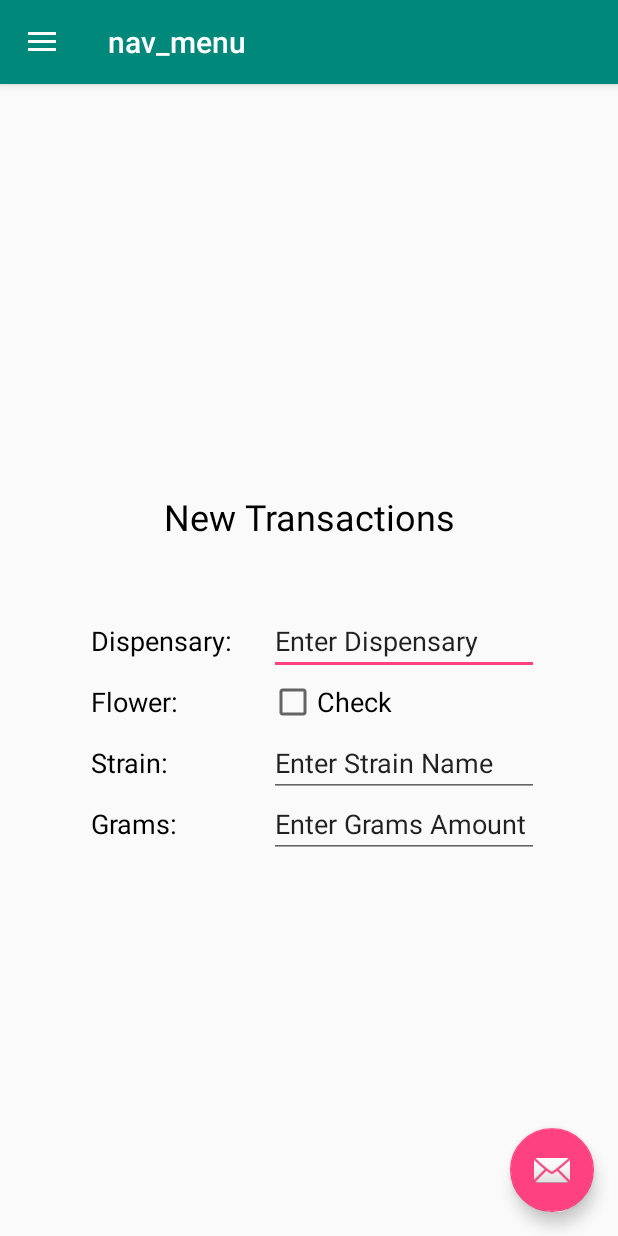
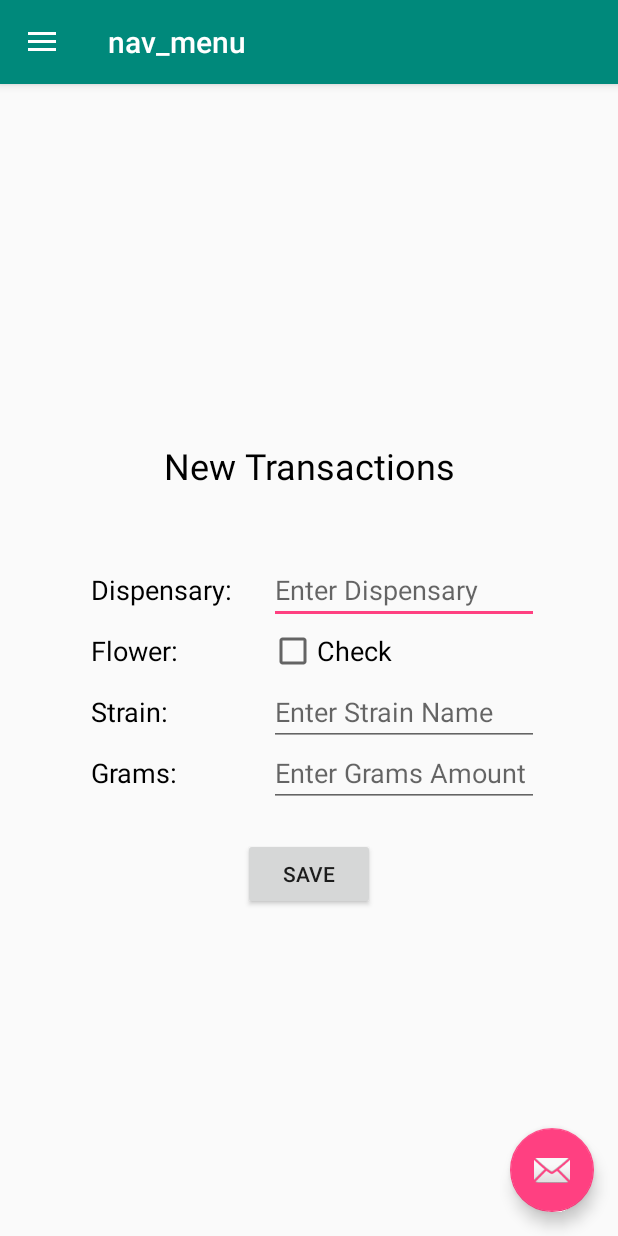
Before and after one commit to felicia-uri/NMMedicalCannabis, an Android app: the PatientCardInfoPage screen opened directly, with no data from a screen before it, in the side drawer, after a tap on "New Transactions", on a phone screen of 412 x 824 dp. Run offline under Robolectric (Android 15) with nearby library versions, the phone set to English and light mode, and no system bars.

Commit message:
Update App
Added save button on "New Transaction" page.

```diff
--- a/app/src/main/java/edu/cnm/deepdive/nmmedicalcannabis/fragments/PatientCardInfoPage.java
+++ b/app/src/main/java/edu/cnm/deepdive/nmmedicalcannabis/fragments/PatientCardInfoPage.java
@@ -42,7 +42,7 @@ public class PatientCardInfoPage extends Fragment implements OnClickListener{
     // Inflate the layout for this fragment
     View inflate = inflater.inflate(R.layout.fragment_patient_card_info_page, container, false);
 
-    inflate.findViewById(R.id.button_save).setOnClickListener(this);
+    inflate.findViewById(R.id.button_save_patient_id_page).setOnClickListener(this);
     cardNumber = inflate.findViewById(R.id.editCardNumber);
     issueDate = inflate.findViewById(R.id.editIssueDate);
     expDate = inflate.findViewById(R.id.editExpDate);
--- a/app/src/main/res/layout/fragment_new_transactions_page.xml
+++ b/app/src/main/res/layout/fragment_new_transactions_page.xml
@@ -95,15 +95,17 @@
     android:layout_width="180dp"
     android:layout_height="wrap_content"
     android:layout_marginRight="16dp"
+    android:completionHint="@string/autocomplete_dispensary"
+    android:contentDescription="@string/autocomplete_dispensary"
     android:ems="10"
-    android:completionHint="@string/autocomplete_dispensary"
+    android:hint="@string/autocomplete_dispensary"
     android:popupBackground="@color/colorPrimary"
-    android:text="@string/autocomplete_dispensary"
     android:textSize="18sp"
     app:layout_constraintBaseline_toBaselineOf="@+id/textDispensary"
     app:layout_constraintRight_toRightOf="parent"
     tools:layout_editor_absoluteX="162dp"
-    tools:layout_editor_absoluteY="81dp"/>
+    tools:layout_editor_absoluteY="81dp"
+    tools:text="@string/autocomplete_dispensary"/>
 
   <!--Flower checkbox-->
   <CheckBox
@@ -123,11 +125,13 @@
     android:layout_width="180dp"
     android:layout_height="wrap_content"
     android:layout_marginRight="16dp"
+    android:completionHint="@string/autocomplete_Strain"
+    android:contentDescription="@string/autocomplete_Strain"
     android:ems="10"
-    android:completionHint="@string/autocomplete_Strain"
-    android:text="@string/autocomplete_Strain"
+    android:hint="@string/autocomplete_Strain"
     app:layout_constraintBaseline_toBaselineOf="@+id/textStrain"
-    app:layout_constraintRight_toRightOf="parent"/>
+    app:layout_constraintRight_toRightOf="parent"
+    tools:text="@string/autocomplete_Strain"/>
 
   <!--Number edit text-->
   <EditText
@@ -135,11 +139,13 @@
     android:layout_width="180dp"
     android:layout_height="wrap_content"
     android:layout_marginRight="16dp"
+    android:contentDescription="@string/editGramsNumber"
     android:ems="10"
+    android:hint="@string/editGramsNumber"
     android:inputType="numberDecimal"
-    android:text="@string/editGramsNumber"
     app:layout_constraintBaseline_toBaselineOf="@+id/textGrams"
-    app:layout_constraintRight_toRightOf="parent"/>
+    app:layout_constraintRight_toRightOf="parent"
+    tools:text="@string/editGramsNumber"/>
 
   <!--Top guideline-->
   <android.support.constraint.Guideline
@@ -157,5 +163,28 @@
     app:layout_constraintGuide_begin="303dp"
     android:orientation="horizontal"/>
 
+  <!--Save button-->
+  <Button
+    android:id="@+id/button"
+    android:layout_width="wrap_content"
+    android:layout_height="wrap_content"
+    android:layout_marginBottom="16dp"
+    android:text="@string/button_save_new_transaction"
+    app:layout_constraintBottom_toTopOf="@+id/guideline6"
+    app:layout_constraintHorizontal_bias="0.501"
+    app:layout_constraintLeft_toLeftOf="parent"
+    app:layout_constraintRight_toRightOf="parent"
+    app:layout_constraintTop_toTopOf="@+id/guideline5"
+    app:layout_constraintVertical_bias="0.333"/>
+
+  <!--Bottom guideline-->
+  <android.support.constraint.Guideline
+    android:layout_width="127dp"
+    android:layout_height="wrap_content"
+    android:id="@+id/guideline6"
+    app:layout_constraintGuide_begin="371dp"
+    android:orientation="horizontal"/>
+
+
 
 </android.support.constraint.ConstraintLayout>
--- a/app/src/main/res/layout/fragment_patient_card_info_page.xml
+++ b/app/src/main/res/layout/fragment_patient_card_info_page.xml
@@ -154,7 +154,7 @@
     android:orientation="horizontal"/>
 
   <Button
-    android:id="@+id/button_save"
+    android:id="@+id/button_save_patient_id_page"
     android:layout_width="127dp"
     android:layout_height="wrap_content"
     android:layout_marginTop="16dp"
--- a/app/src/main/res/layout/transaction_card_layout.xml
+++ b/app/src/main/res/layout/transaction_card_layout.xml
@@ -18,10 +18,10 @@
       android:id="@+id/dispensaryName"
       android:layout_width="match_parent"
       android:layout_height="20dp"
-      android:background="@color/cardview_light_background"
+      android:background="@color/cardview_shadow_end_color"
       android:text="@string/text_dispensary_name"
       android:gravity="center_vertical"
-      android:textColor="@color/colorTextDark"
+      android:textColor="@color/colorTextLight"
       android:textSize="14dp"
       />
 
--- a/app/src/main/res/values/strings.xml
+++ b/app/src/main/res/values/strings.xml
@@ -44,6 +44,7 @@
   <string name="autocomplete_dispensary">Enter Dispensary</string>
   <string name="autocomplete_Strain">Enter Strain Name</string>
   <string name="editGramsNumber">Enter Grams Amount</string>
+  <string name="button_save_new_transaction">Save</string>
 
 
 </resources>
```
